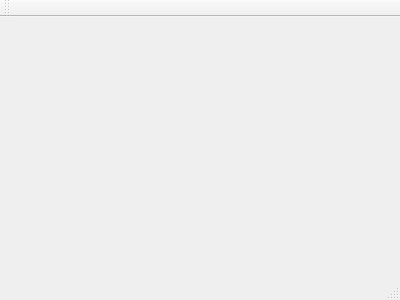
Above: serveur.ui from lehouxouelleta/cll12-GestionnaireAgile-Serveur before the change. Below: the same form after it.
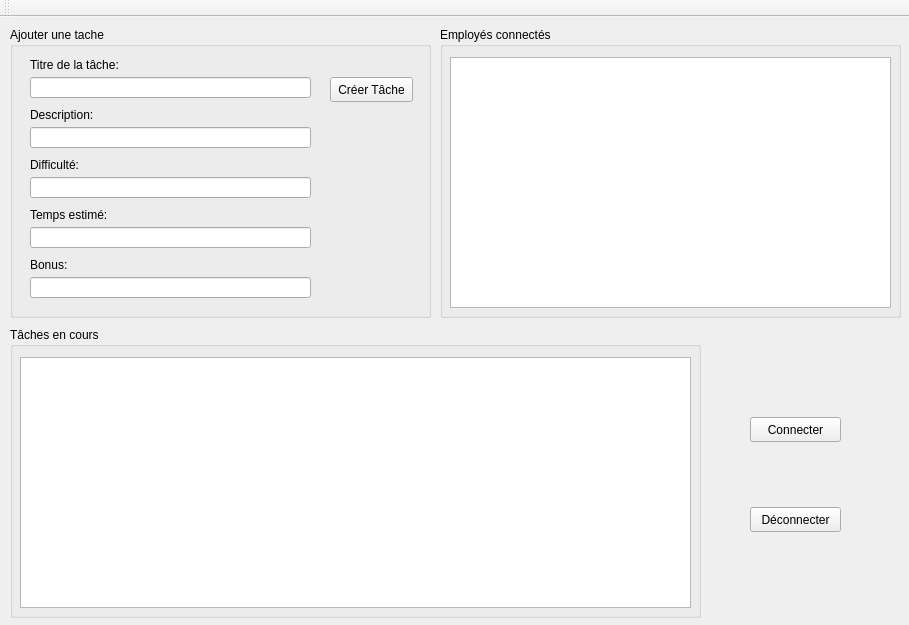
That is the form after the change.

Commit message: Conception visuelle

Patch:
```diff
--- a/serveur.ui
+++ b/serveur.ui
@@ -1,24 +1,242 @@
 <ui version="4.0">
  <class>serveur</class>
- <widget class="QMainWindow" name="serveur" >
-  <property name="geometry" >
+ <widget class="QMainWindow" name="serveur">
+  <property name="geometry">
    <rect>
     <x>0</x>
     <y>0</y>
-    <width>400</width>
-    <height>300</height>
+    <width>909</width>
+    <height>625</height>
    </rect>
   </property>
   <property name="windowTitle" >
    <string>serveur</string>
   </property>
-  <widget class="QMenuBar" name="menuBar" />
-  <widget class="QToolBar" name="mainToolBar" />
-  <widget class="QWidget" name="centralWidget" />
-  <widget class="QStatusBar" name="statusBar" />
+  <widget class="QWidget" name="centralWidget">
+   <widget class="QGroupBox" name="groupBox">
+    <property name="geometry">
+     <rect>
+      <x>10</x>
+      <y>10</y>
+      <width>421</width>
+      <height>291</height>
+     </rect>
+    </property>
+    <property name="title">
+     <string>Ajouter une tache</string>
+    </property>
+    <widget class="QPushButton" name="btnCreerTache">
+     <property name="geometry">
+      <rect>
+       <x>320</x>
+       <y>50</y>
+       <width>83</width>
+       <height>25</height>
+      </rect>
+     </property>
+     <property name="text">
+      <string>Créer Tâche</string>
+     </property>
+    </widget>
+    <widget class="QLabel" name="label_2">
+     <property name="geometry">
+      <rect>
+       <x>20</x>
+       <y>130</y>
+       <width>61</width>
+       <height>15</height>
+      </rect>
+     </property>
+     <property name="text">
+      <string>Difficulté:</string>
+     </property>
+    </widget>
+    <widget class="QLabel" name="label">
+     <property name="geometry">
+      <rect>
+       <x>20</x>
+       <y>80</y>
+       <width>81</width>
+       <height>16</height>
+      </rect>
+     </property>
+     <property name="text">
+      <string>Description:</string>
+     </property>
+    </widget>
+    <widget class="QLineEdit" name="txtTitre">
+     <property name="geometry">
+      <rect>
+       <x>20</x>
+       <y>50</y>
+       <width>281</width>
+       <height>21</height>
+      </rect>
+     </property>
+    </widget>
+    <widget class="QLabel" name="label_3">
+     <property name="geometry">
+      <rect>
+       <x>20</x>
+       <y>30</y>
+       <width>111</width>
+       <height>16</height>
+      </rect>
+     </property>
+     <property name="text">
+      <string>Titre de la tâche:</string>
+     </property>
+    </widget>
+    <widget class="QLineEdit" name="txtDescription">
+     <property name="geometry">
+      <rect>
+       <x>20</x>
+       <y>100</y>
+       <width>281</width>
+       <height>21</height>
+      </rect>
+     </property>
+    </widget>
+    <widget class="QLineEdit" name="txtDifficulte">
+     <property name="geometry">
+      <rect>
+       <x>20</x>
+       <y>150</y>
+       <width>281</width>
+       <height>21</height>
+      </rect>
+     </property>
+    </widget>
+    <widget class="QLabel" name="label_4">
+     <property name="geometry">
+      <rect>
+       <x>20</x>
+       <y>180</y>
+       <width>101</width>
+       <height>16</height>
+      </rect>
+     </property>
+     <property name="text">
+      <string>Temps estimé:</string>
+     </property>
+    </widget>
+    <widget class="QLineEdit" name="txtTemps">
+     <property name="geometry">
+      <rect>
+       <x>20</x>
+       <y>200</y>
+       <width>281</width>
+       <height>21</height>
+      </rect>
+     </property>
+    </widget>
+    <widget class="QLabel" name="label_5">
+     <property name="geometry">
+      <rect>
+       <x>20</x>
+       <y>230</y>
+       <width>61</width>
+       <height>15</height>
+      </rect>
+     </property>
+     <property name="text">
+      <string>Bonus:</string>
+     </property>
+    </widget>
+    <widget class="QLineEdit" name="txtBonus">
+     <property name="geometry">
+      <rect>
+       <x>20</x>
+       <y>250</y>
+       <width>281</width>
+       <height>21</height>
+      </rect>
+     </property>
+    </widget>
+   </widget>
+   <widget class="QGroupBox" name="groupBox_2">
+    <property name="geometry">
+     <rect>
+      <x>440</x>
+      <y>10</y>
+      <width>461</width>
+      <height>291</height>
+     </rect>
+    </property>
+    <property name="title">
+     <string>Employés connectés</string>
+    </property>
+    <widget class="QListView" name="lvEmployes">
+     <property name="geometry">
+      <rect>
+       <x>10</x>
+       <y>30</y>
+       <width>441</width>
+       <height>251</height>
+      </rect>
+     </property>
+    </widget>
+   </widget>
+   <widget class="QGroupBox" name="groupBox_3">
+    <property name="geometry">
+     <rect>
+      <x>10</x>
+      <y>310</y>
+      <width>691</width>
+      <height>291</height>
+     </rect>
+    </property>
+    <property name="title">
+     <string>Tâches en cours</string>
+    </property>
+    <widget class="QListView" name="lvTaches">
+     <property name="geometry">
+      <rect>
+       <x>10</x>
+       <y>30</y>
+       <width>671</width>
+       <height>251</height>
+      </rect>
+     </property>
+    </widget>
+   </widget>
+   <widget class="QPushButton" name="btnConnecter">
+    <property name="geometry">
+     <rect>
+      <x>750</x>
+      <y>400</y>
+      <width>91</width>
+      <height>25</height>
+     </rect>
+    </property>
+    <property name="text">
+     <string>Connecter</string>
+    </property>
+   </widget>
+   <widget class="QPushButton" name="btnDeconnecter">
+    <property name="geometry">
+     <rect>
+      <x>750</x>
+      <y>490</y>
+      <width>91</width>
+      <height>25</height>
+     </rect>
+    </property>
+    <property name="text">
+     <string>Déconnecter</string>
+    </property>
+   </widget>
+  </widget>
+  <widget class="QToolBar" name="mainToolBar">
+   <attribute name="toolBarArea">
+    <enum>TopToolBarArea</enum>
+   </attribute>
+   <attribute name="toolBarBreak">
+    <bool>false</bool>
+   </attribute>
+  </widget>
  </widget>
- <layoutDefault spacing="6" margin="11" />
- <pixmapfunction></pixmapfunction>
+ <layoutdefault spacing="6" margin="11"/>
  <resources/>
  <connections/>
 </ui>
```
Left out of the diff: 3 changed lines with no effect on the pictures.
